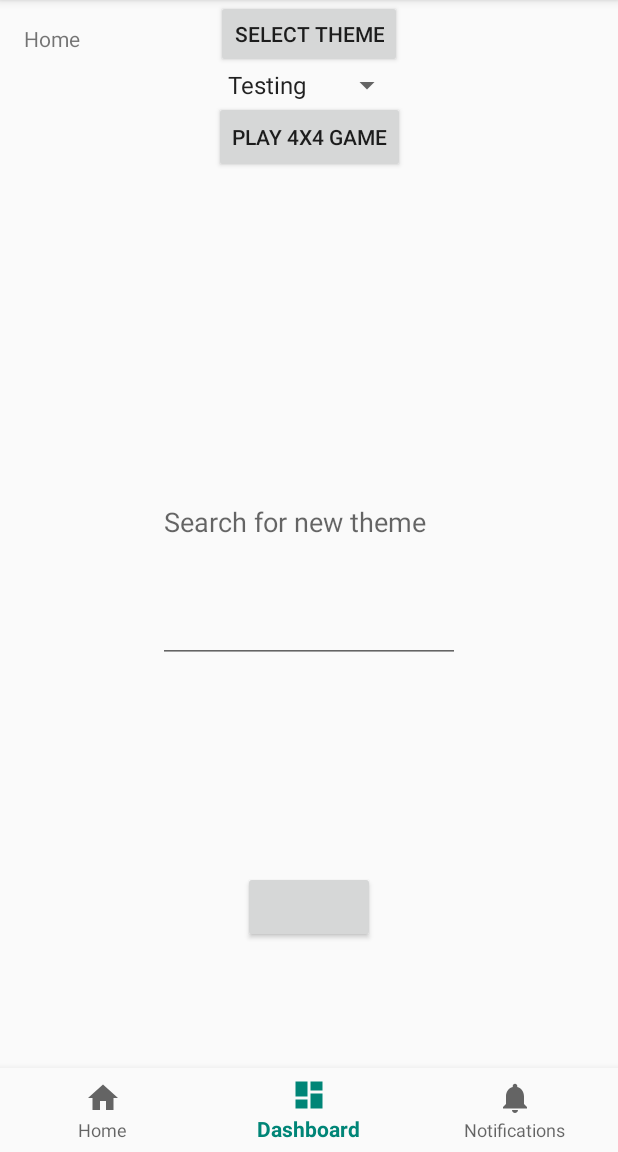
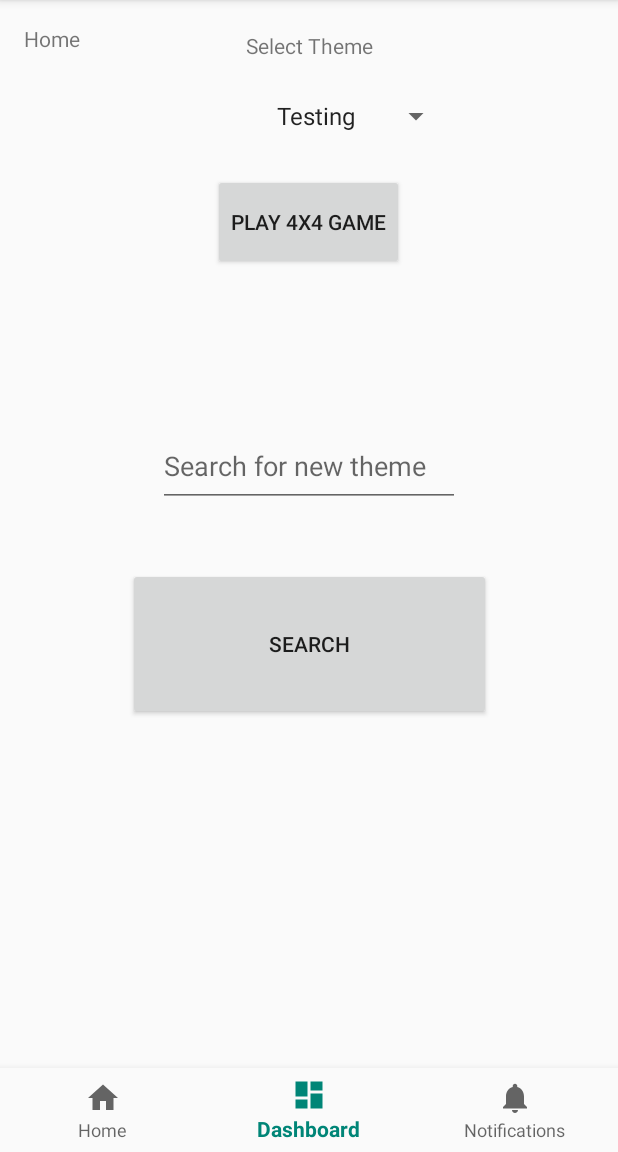
Before and after one commit to DBrittonLinebarger/ArtGalleryMemoryMatch, an Android app: the screen it shows after launch (MainActivity), item 2 of the bottom bar chosen, on a phone screen of 412 x 824 dp, the part 84-1236 px from its top. Run offline under Robolectric (Android 15) with nearby library versions, the light colour scheme and no system bars; our stand-ins replace Room's generated code; libraries missing offline, so code that uses them is left out: com.facebook.stetho; 1 statement that could not run was skipped.

Commit message:
working on game fragment

```diff
--- a/app/src/main/res/layout/fragment_dashboard.xml
+++ b/app/src/main/res/layout/fragment_dashboard.xml
@@ -6,62 +6,64 @@
   android:layout_height="match_parent"
   app:layout_constraintTop_toTopOf="parent">
 
-  <Button
-    android:id="@+id/button_theme"
+  <TextView
+    android:id="@+id/select_theme"
     android:layout_width="wrap_content"
     android:layout_height="45dp"
     android:text="@string/select_theme"
     app:layout_constraintBottom_toTopOf="@+id/theme_spinner"
-    app:layout_constraintLeft_toLeftOf="parent"
-    app:layout_constraintRight_toRightOf="parent"
-    app:layout_constraintTop_toTopOf="parent"
+    app:layout_constraintEnd_toEndOf="parent"
 
-
-    app:layout_constraintVertical_bias="0.0"/>
+    app:layout_constraintStart_toStartOf="parent"
+    />
 
   <Spinner
     android:id="@+id/theme_spinner"
     android:layout_width="wrap_content"
     android:layout_height="22dp"
-    app:layout_constraintTop_toBottomOf="@id/button_theme"
     app:layout_constraintBottom_toTopOf="@id/button_4x4_game"
-    app:layout_constraintLeft_toLeftOf="parent"
-    app:layout_constraintRight_toRightOf="parent"/>
+    app:layout_constraintEnd_toEndOf="parent"
+    app:layout_constraintHorizontal_bias="0.614"
+    app:layout_constraintStart_toStartOf="parent"
+    app:layout_constraintTop_toTopOf="parent"
+    app:layout_constraintVertical_bias="0.702"/>
 
   <Button
     android:id="@+id/button_4x4_game"
     android:layout_width="wrap_content"
-      android:layout_height="wrap_content"
-      android:layout_below="@+id/button_theme"
+    android:layout_height="64dp"
+    android:layout_marginTop="116dp"
+    android:layout_below="@+id/select_theme"
     android:layout_centerHorizontal="true"
     android:text="@string/play_4x4_game"
-      app:layout_constraintTop_toBottomOf="@id/theme_spinner"
+    app:layout_constraintHorizontal_bias="0.498"
     app:layout_constraintLeft_toLeftOf="parent"
-      app:layout_constraintRight_toRightOf="parent"/>
+    app:layout_constraintRight_toRightOf="parent"
+    app:layout_constraintTop_toTopOf="parent"/>
 
   <EditText
     android:id="@+id/editText1"
     android:layout_width="201dp"
-    android:layout_height="187dp"
+    android:layout_height="54dp"
     android:ems="10"
     android:hint="@string/keyword_hint"
     android:inputType="text"
-    app:layout_constraintBottom_toTopOf="@id/button_search"
-    app:layout_constraintLeft_toLeftOf="parent"
-    app:layout_constraintRight_toRightOf="parent"
+    app:layout_constraintBottom_toBottomOf="parent"
+    app:layout_constraintEnd_toEndOf="parent"
+    app:layout_constraintStart_toStartOf="parent"
     app:layout_constraintTop_toBottomOf="@id/button_4x4_game"
-
-    />
+    app:layout_constraintVertical_bias="0.195"/>
 
   <Button
     android:id="@+id/button_search"
-    android:layout_width="wrap_content"
-    android:layout_height="48dp"
+    android:layout_width="242dp"
+    android:layout_height="101dp"
+    android:text="@string/search"
+    app:layout_constraintBottom_toBottomOf="parent"
+    app:layout_constraintEnd_toEndOf="parent"
+    app:layout_constraintStart_toStartOf="parent"
     app:layout_constraintTop_toBottomOf="@id/editText1"
-    app:layout_constraintBottom_toBottomOf="parent"
-    app:layout_constraintLeft_toLeftOf="parent"
-    app:layout_constraintRight_toRightOf="parent"
-    />
+    app:layout_constraintVertical_bias="0.123"/>
 
 
 <!--  <SeekBar-->
--- a/app/src/main/res/values/strings.xml
+++ b/app/src/main/res/values/strings.xml
@@ -17,6 +17,7 @@
   <string name="select_4x4_game">4x4 Game</string>
   <string name="keyword_hint">Search for new theme</string>
   <string name="play_4x4_game">Play 4x4 game</string>
+  <string name="search">search</string>
 
 
 </resources>
```
Lines whose indentation alone changed are shown as unchanged.
